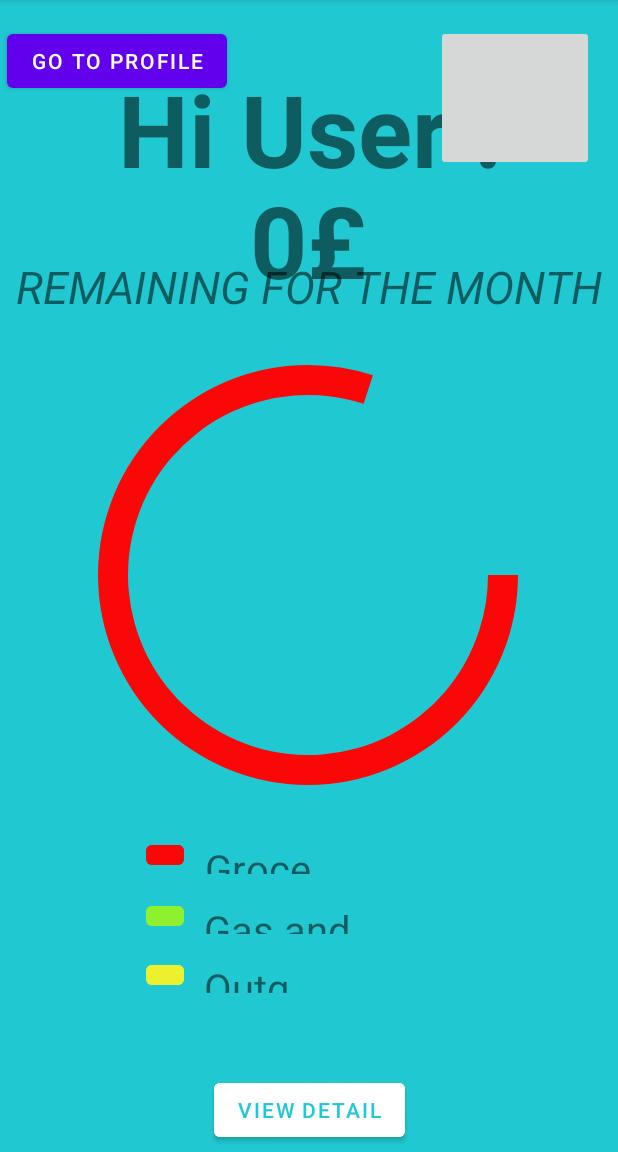
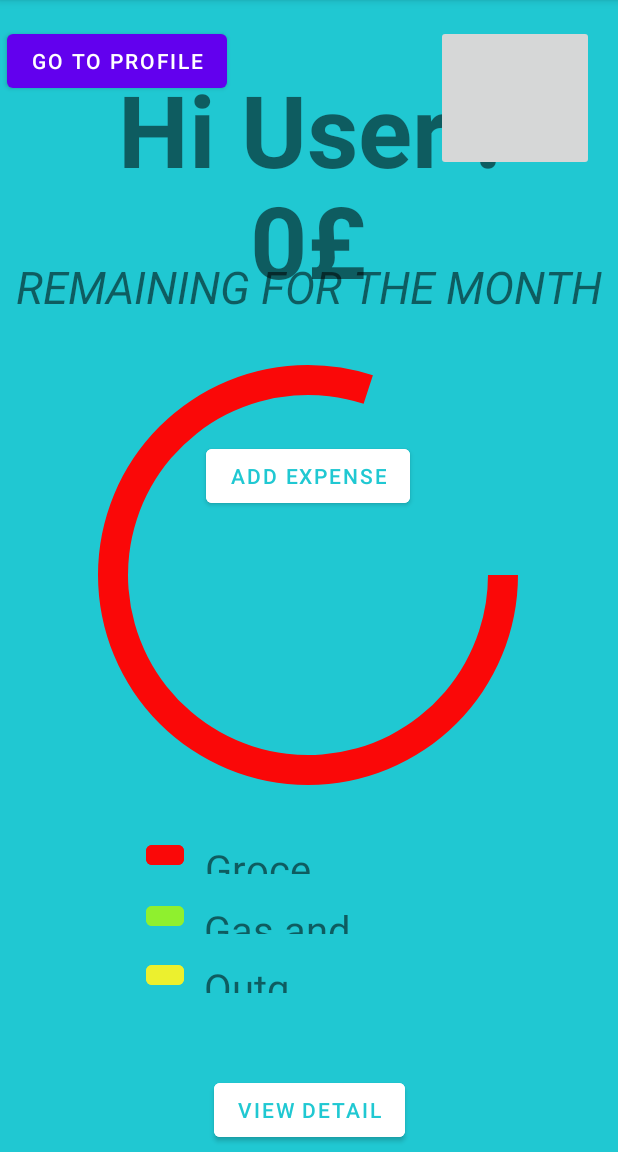
Before and after one commit to JoGaudin/Project, an Android app: the screen it shows after launch (MainActivity), on a phone screen of 412 x 824 dp, the part 84-1236 px from its top. Run offline under Robolectric (Android 15) with nearby library versions, the phone set to English and light mode, and no system bars.

Commit message:
add expense button

```diff
--- a/app/src/main/res/layout/activity_main.xml
+++ b/app/src/main/res/layout/activity_main.xml
@@ -70,6 +70,20 @@
         app:layout_constraintTop_toTopOf="parent"
         app:layout_constraintVertical_bias="0.025"
         tools:srcCompat="@tools:sample/avatars" />
+
+    <Button
+        android:id="@+id/buttonAddExpense"
+        android:layout_width="wrap_content"
+        android:layout_height="wrap_content"
+        android:backgroundTint="@color/white"
+        android:text="Add Expense"
+        android:textColor="@color/bg"
+        app:layout_constraintBottom_toBottomOf="parent"
+        app:layout_constraintEnd_toEndOf="parent"
+        app:layout_constraintHorizontal_bias="0.498"
+        app:layout_constraintStart_toStartOf="parent"
+        app:layout_constraintTop_toTopOf="parent"
+        app:layout_constraintVertical_bias="0.407" />
 
     <ProgressBar
         android:id="@+id/progressbarGroceries"
```
